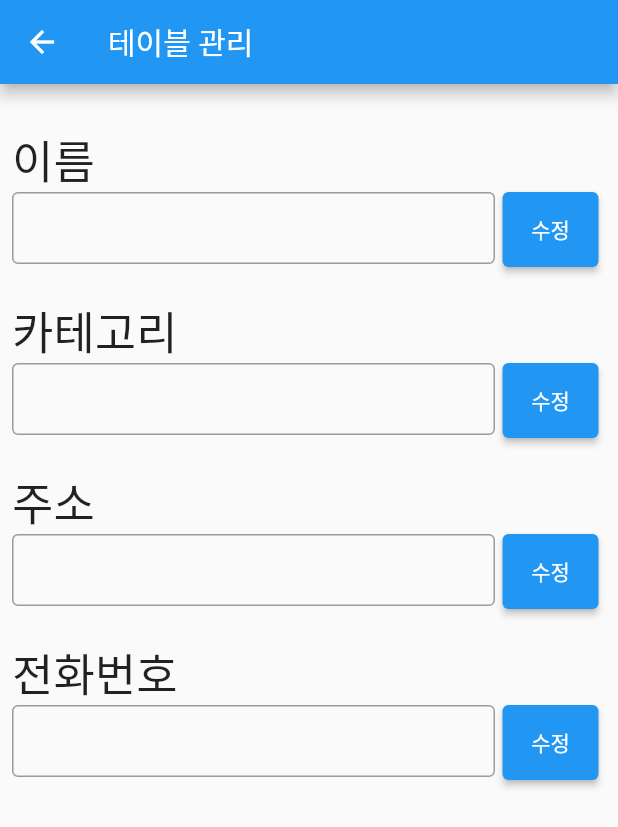
After one commit to PNU-WhatEat/PNU-WhatEat, a Flutter app: the ManageStoreInfoPage screen opened by its route, on a phone screen of 412 x 824 dp. The commit adds this screen. Shown: the top 827 px of the screen. Run offline on Flutter 3.47's test engine with Material 2 defaults, Android fonts, the phone set to English and light mode, and no system bars; our stand-ins replace cloud_firestore, firebase_auth, firebase_core, flutter_signin_button, google_sign_in; accounts and stored records are empty; statements that could not run were skipped.

Commit message:
Add - ManageStoreInfoPage
Modify - Design of MyStorePage
Fix - Some poor codes of ManageTablePage

```diff
--- a/lib/main.dart
+++ b/lib/main.dart
@@ -10,6 +10,7 @@ import 'package:what_eat/screens/MyHomePage.dart';
 import 'package:what_eat/screens/MyStorePage/MyStorePage.dart';
 import 'package:what_eat/screens/MyStorePage/Sections/AddStorePage.dart';
 import 'package:what_eat/screens/MyStorePage/Sections/ManageMenuPage.dart';
+import 'package:what_eat/screens/MyStorePage/Sections/ManageStoreInfoPage.dart';
 import 'package:what_eat/screens/MyStorePage/Sections/ManageTablePage.dart';
 import 'package:what_eat/screens/ReservationPage.dart';
 import 'package:what_eat/screens/ReviewPage.dart';
@@ -52,6 +53,7 @@ class WhatEat extends StatelessWidget {
           AddStorePage.id: (context) => AddStorePage(),
           ManageTablePage.id: (context) => ManageTablePage(),
           ManageMenuPage.id: (context) => ManageMenuPage(),
+          ManageStoreInfoPage.id: (context) => ManageStoreInfoPage(),
         },
       ),
 
--- /dev/null
+++ b/lib/screens/MyStorePage/Sections/ManageStoreInfoPage.dart
@@ -0,0 +1,105 @@
+import 'package:flutter/material.dart';
+import 'package:provider/provider.dart';
+import 'package:what_eat/UserInformation.dart';
+
+class ManageStoreInfoPage extends StatefulWidget {
+  static const id = "manageStoreInfo_page";
+
+  @override
+  _ManageStoreInfoPageState createState() => _ManageStoreInfoPageState();
+}
+
+class _ManageStoreInfoPageState extends State<ManageStoreInfoPage> {
+  UserInformation userinfo;
+  Map<String, dynamic> storeInfo;
+
+  Widget getEditWidget({String key, String title, String initValue}) {
+    TextEditingController controller = TextEditingController(text: initValue);
+    TextInputType keyType = TextInputType.name;
+    if (key == 'contact')
+      keyType = TextInputType.phone;
+    if (key == 'openHour') // TODO: solve issue that how to express openHour field
+      return Container();
+    return Column(
+      crossAxisAlignment: CrossAxisAlignment.start,
+      children: [
+        Container(
+          margin: EdgeInsets.fromLTRB(0, 20, 0, 0),
+          child: Text(title, style: TextStyle(fontSize: 30))
+        ),
+        Row(
+          children: [
+            Flexible(
+              child: Container(
+                height: 50,
+                child: TextField(
+                  controller: controller,
+                  decoration: InputDecoration(
+                    border: OutlineInputBorder(),
+                    contentPadding: EdgeInsets.symmetric(horizontal: 10),
+                  ),
+                  keyboardType: keyType,
+                )
+              )
+            ),
+            Container(
+              height: 50,
+              margin: EdgeInsets.symmetric(horizontal: 5),
+              child: ElevatedButton(
+                child: Text('수정'),
+                onPressed: () {
+                  userinfo.info.storeRef.update({key: controller.text}).then((_) {
+                    _showSnackBar(context);
+                  });
+                  FocusScope.of(context).unfocus();
+                  setState(() {
+                    storeInfo[key] = controller.text;
+                  });
+                },
+              ),
+            )
+          ],
+        )
+      ],
+    );
+  }
+
+  _showSnackBar(BuildContext context) {
+    ScaffoldMessenger.of(context).removeCurrentSnackBar();
+    ScaffoldMessenger.of(context)
+        .showSnackBar(SnackBar(
+          content: Text('수정 완료'),
+          duration: Duration(seconds: 1),
+      ));
+  }
+
+  @override
+    void initState() {
+      super.initState();
+      userinfo = Provider.of<UserInformation>(context, listen: false);
+      userinfo.info.storeRef.get().then((doc) {
+        setState(() {
+          storeInfo = doc.data();
+        });
+      });
+    }
+
+  @override
+  Widget build(BuildContext context) {
+    return Scaffold(
+      appBar: AppBar(title: Text('테이블 관리')),
+      body: Container(
+        padding: EdgeInsets.all(8.0),
+        child: ListView(
+          children: [
+            getEditWidget(key: 'title', title: '이름', initValue: storeInfo == null ? '' : storeInfo['title']),
+            getEditWidget(key: 'category', title: '카테고리', initValue: storeInfo == null ? '' : storeInfo['category']),
+            getEditWidget(key: 'address', title: '주소', initValue: storeInfo == null ? '' : storeInfo['address']),
+            getEditWidget(key: 'openHour', title: '오픈시간', initValue: storeInfo == null ? '' : storeInfo['openHour']),
+            getEditWidget(key: 'contact', title: '전화번호', initValue: storeInfo == null ? '' : storeInfo['contact']),
+          ]
+        ),
+      )
+    );
+  }
+}
```
Also changed, not shown: lib/screens/MyStorePage/MyStorePage.dart (+50 -3 lines), lib/screens/MyStorePage/Sections/ManageTablePage.dart (+3 -7 lines).
